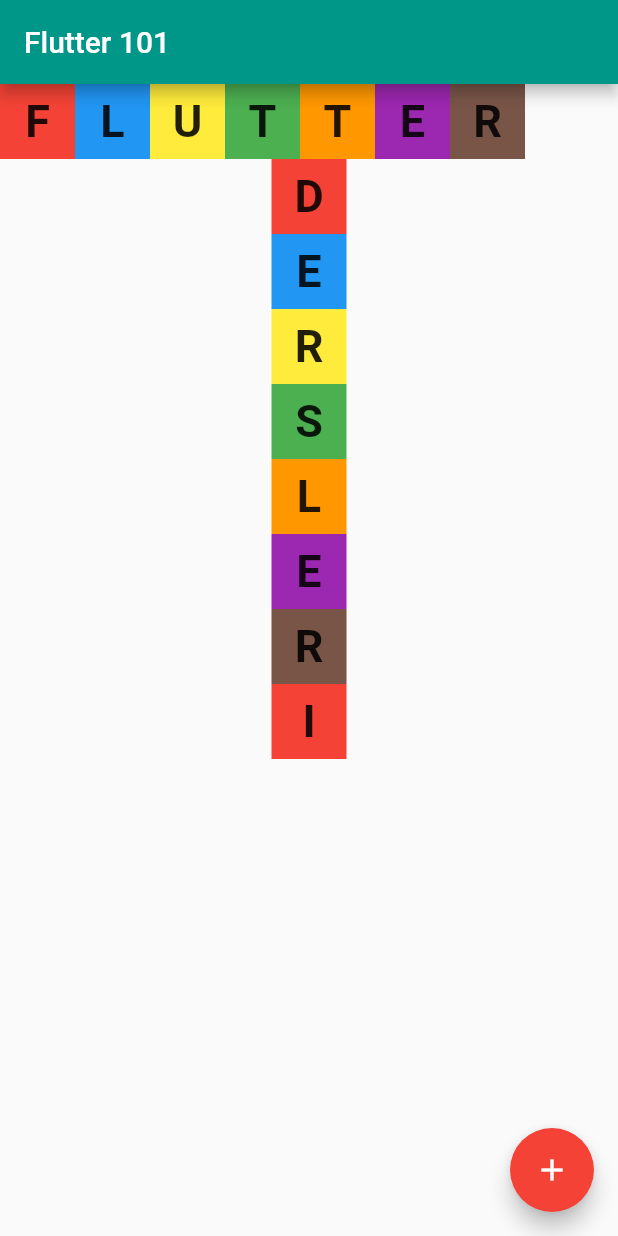
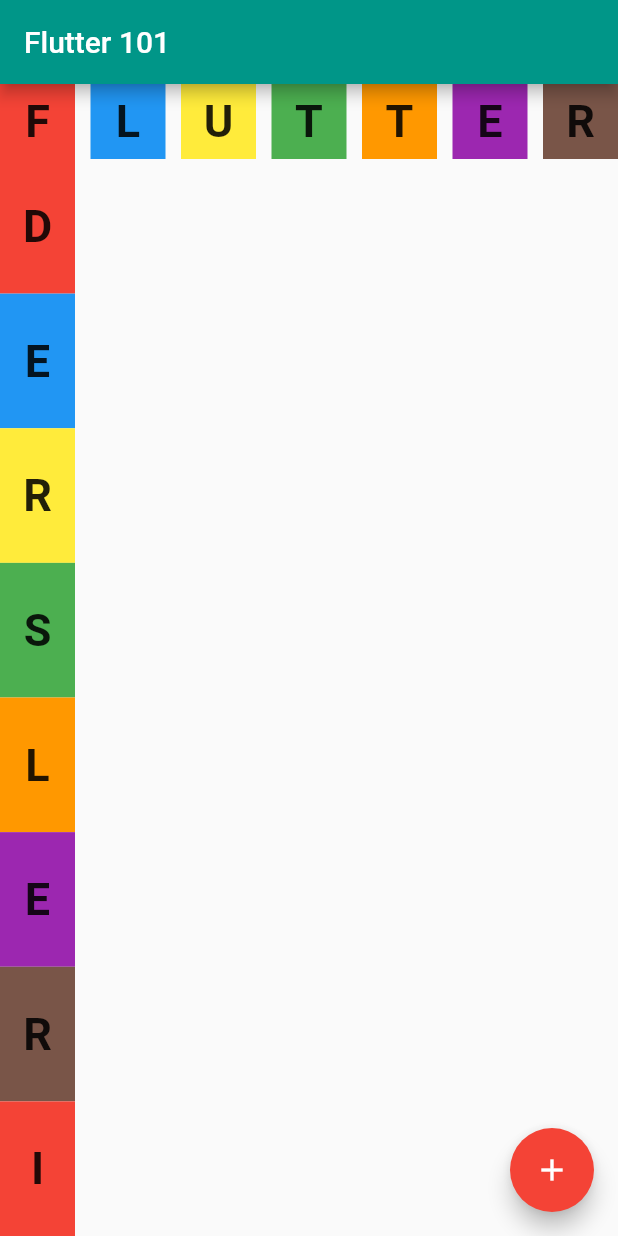
Before and after one commit to ademhatay/flutter-101, a Flutter app: the screen it shows after launch, on a phone screen of 412 x 824 dp. Run offline on Flutter 3.47's test engine with Material 2 defaults, Android fonts, the phone set to English and light mode, and no system bars.

Commit message:
complete section 1

```diff
--- a/lib/main.dart
+++ b/lib/main.dart
@@ -36,9 +36,10 @@
         // buraya bir row içerisinde Flutter yazılı ve ve her bir harf için farklı bir renkte kare oluşturulacak spaceBetween ile aralarında boşluk olacak
         // ilk column içersindede de dikey biçimde Dersleri yazılı ve her bir harf için farklı bir renkte kare oluşturulacak spaceAround ile aralarında boşluk olacak
         body: Column(
+          crossAxisAlignment: CrossAxisAlignment.start,
           children: [
             getFlutterRow(),
-            getDersleriCol(),
+            Expanded(child: getDersleriCol()),
           ],
         ),
         floatingActionButton: FloatingActionButton(
@@ -56,29 +57,30 @@
 
   Column getDersleriCol() {
     return Column(
+      mainAxisAlignment: MainAxisAlignment.spaceAround,
       children: [
-        Container(
+        Expanded(
           child: createContainer("D", Colors.red),
         ),
-        Container(
+        Expanded(
           child: createContainer("E", Colors.blue),
         ),
-        Container(
+        Expanded(
           child: createContainer("R", Colors.yellow),
         ),
-        Container(
+        Expanded(
           child: createContainer("S", Colors.green),
         ),
-        Container(
+        Expanded(
           child: createContainer("L", Colors.orange),
         ),
-        Container(
+        Expanded(
           child: createContainer("E", Colors.purple),
         ),
-        Container(
+        Expanded(
           child: createContainer("R", Colors.brown),
         ),
-        Container(
+        Expanded(
           child: createContainer("I", Colors.red),
         ),
       ],
@@ -87,6 +89,7 @@
 
   Row getFlutterRow() {
     return Row(
+      mainAxisAlignment: MainAxisAlignment.spaceBetween,
       children: [
         createContainer("F", Colors.red),
         createContainer("L", Colors.blue),
```
